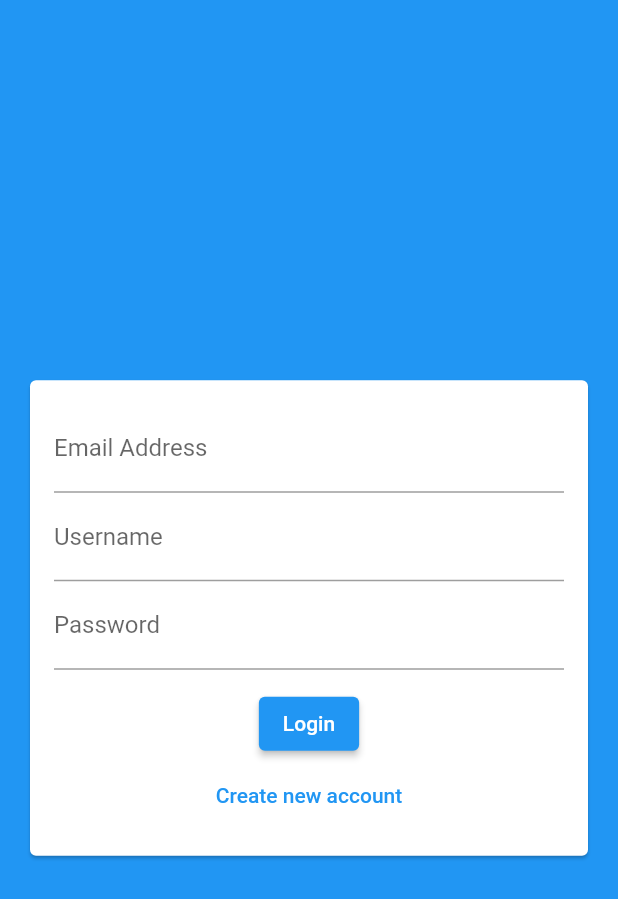
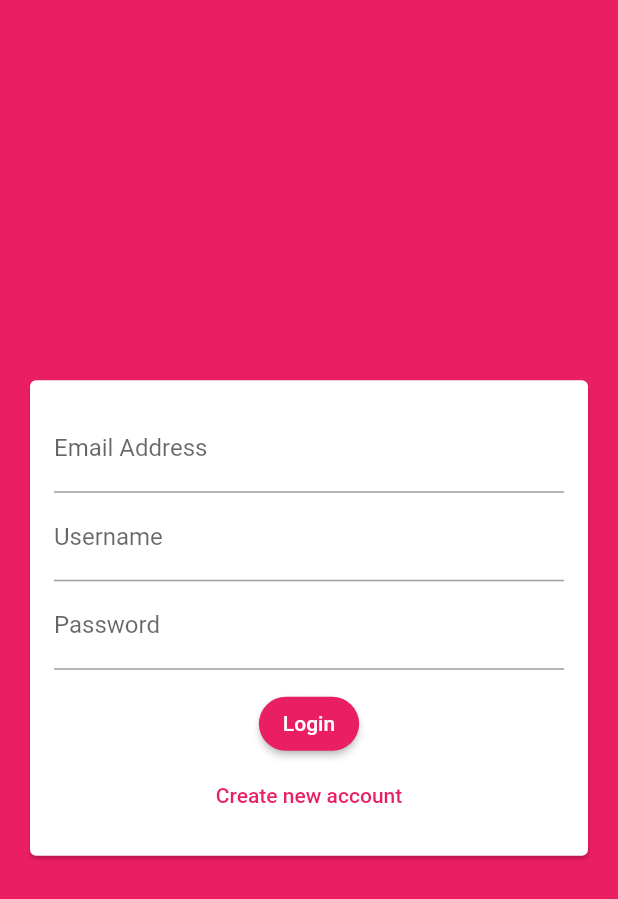
Before and after one commit to Manuelkpatsu/the_messenger, a Flutter app: the screen it shows after launch, on a phone screen of 412 x 824 dp. Shown: the top 899 px of the screen. Run offline on Flutter 3.47's test engine with Material 2 defaults, Android fonts, the phone set to English and light mode, and no system bars; our stand-ins replace cloud_firestore, firebase_core; accounts and stored records are empty.

```diff
--- a/lib/main.dart
+++ b/lib/main.dart
@@ -17,7 +17,23 @@ class MyApp extends StatelessWidget {
       debugShowCheckedModeBanner: false,
       title: 'The Messenger',
       theme: ThemeData(
-        primarySwatch: Colors.blue,
+        primarySwatch: Colors.pink,
+        backgroundColor: Colors.pink,
+        accentColor: Colors.deepPurple,
+        accentColorBrightness: Brightness.dark,
+        buttonTheme: ButtonTheme.of(context).copyWith(
+            buttonColor: Colors.pink,
+            textTheme: ButtonTextTheme.primary,
+            shape: RoundedRectangleBorder(
+              borderRadius: BorderRadius.circular(20),
+            )),
+        elevatedButtonTheme: ElevatedButtonThemeData(
+          style: ElevatedButton.styleFrom(
+            shape: RoundedRectangleBorder(
+              borderRadius: BorderRadius.circular(20),
+            ),
+          ),
+        ),
       ),
       home: AuthScreen(),
     );
```
Also changed, not shown: lib/widgets/auth/auth_form.dart (+2 -6 lines).
